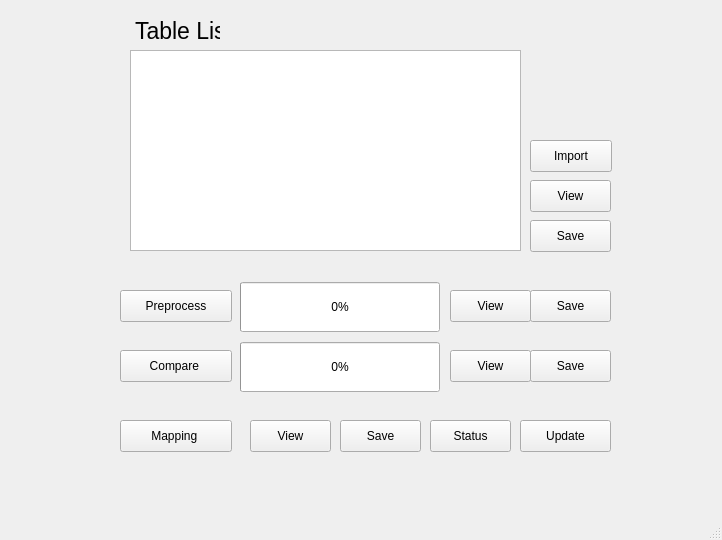
First picture: the form in src/gui/form/mappingWindow.ui, repository yeonseo-Jung/beauty_kr, before the edit.
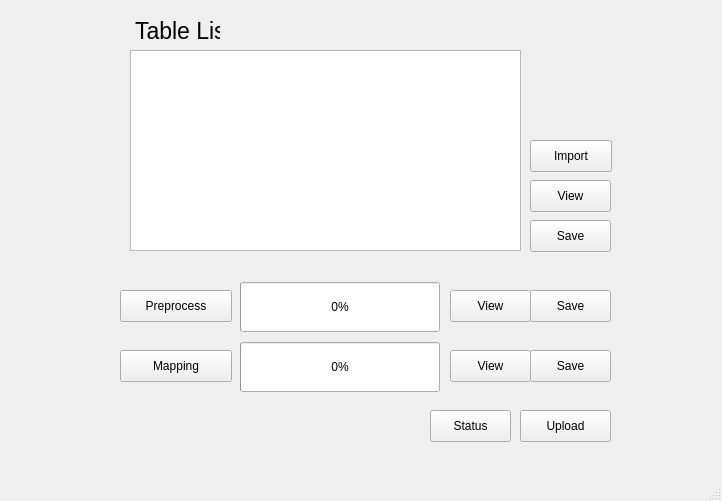
Second picture: the form after the edit.

Commit message: Feat: Modify  mapping process perfect mapping

```diff
--- a/src/gui/form/mappingWindow.ui
+++ b/src/gui/form/mappingWindow.ui
@@ -7,26 +7,13 @@
     <x>0</x>
     <y>0</y>
     <width>722</width>
-    <height>540</height>
+    <height>501</height>
    </rect>
   </property>
   <property name="windowTitle">
    <string>MainWindow</string>
   </property>
   <widget class="QWidget" name="centralwidget">
-   <widget class="QPushButton" name="mapping">
-    <property name="geometry">
-     <rect>
-      <x>120</x>
-      <y>420</y>
-      <width>112</width>
-      <height>32</height>
-     </rect>
-    </property>
-    <property name="text">
-     <string>Mapping </string>
-    </property>
-   </widget>
    <widget class="QPushButton" name="view_table_2">
     <property name="geometry">
      <rect>
@@ -76,20 +63,7 @@
      </rect>
     </property>
     <property name="text">
-     <string>Compare </string>
-    </property>
-   </widget>
-   <widget class="QPushButton" name="view_table_3">
-    <property name="geometry">
-     <rect>
-      <x>250</x>
-      <y>420</y>
-      <width>81</width>
-      <height>32</height>
-     </rect>
-    </property>
-    <property name="text">
-     <string>View</string>
+     <string>Mapping</string>
     </property>
    </widget>
    <widget class="QProgressBar" name="pbar_1">
@@ -189,30 +163,17 @@
      <string>Save</string>
     </property>
    </widget>
-   <widget class="QPushButton" name="save_3">
-    <property name="geometry">
-     <rect>
-      <x>340</x>
-      <y>420</y>
-      <width>81</width>
-      <height>32</height>
-     </rect>
-    </property>
-    <property name="text">
-     <string>Save</string>
-    </property>
-   </widget>
    <widget class="QPushButton" name="update">
     <property name="geometry">
      <rect>
       <x>520</x>
-      <y>420</y>
+      <y>410</y>
       <width>91</width>
       <height>32</height>
      </rect>
     </property>
     <property name="text">
-     <string>Update</string>
+     <string>Upload</string>
     </property>
    </widget>
    <widget class="QLabel" name="label">
@@ -248,7 +209,7 @@
     <property name="geometry">
      <rect>
       <x>430</x>
-      <y>420</y>
+      <y>410</y>
       <width>81</width>
       <height>32</height>
      </rect>
```
The commit also changes 3 other files.
